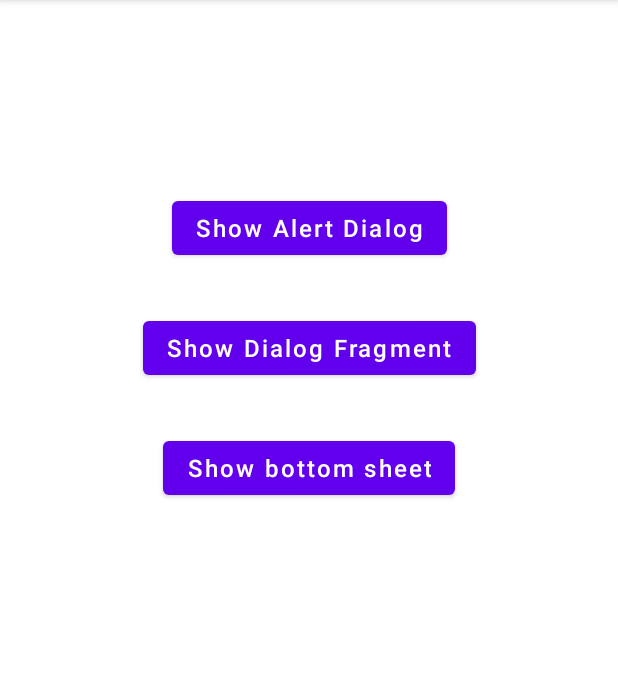
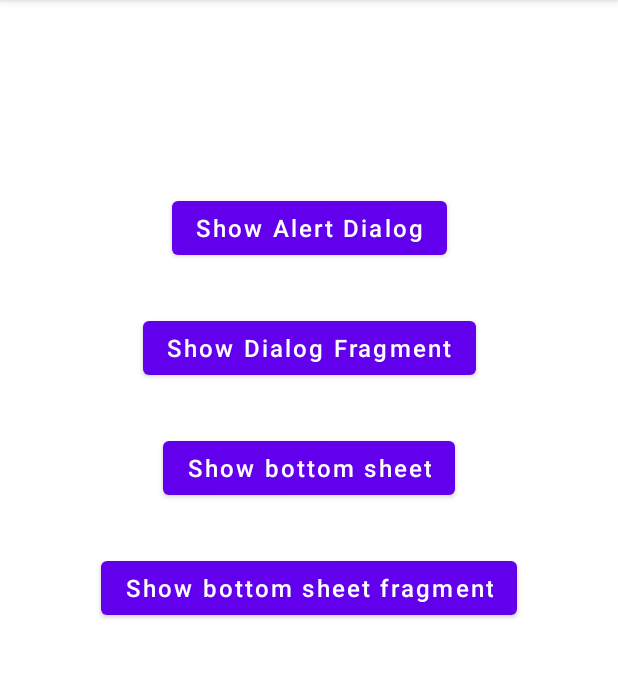
Before and after one commit to maxxxwk/vakoniuk-L12, an Android app: the screen it shows after launch (MainActivity), on a phone screen of 412 x 824 dp, the part 84-762 px from its top. Run offline under Robolectric (Android 15) with nearby library versions, the phone set to English and light mode, and no system bars.

Commit message:
Added bottom sheet fragment

```diff
--- a/app/src/main/res/layout/activity_main.xml
+++ b/app/src/main/res/layout/activity_main.xml
@@ -45,6 +45,18 @@
             app:layout_constraintEnd_toEndOf="parent"
             app:layout_constraintStart_toStartOf="parent"
             app:layout_constraintTop_toBottomOf="@+id/buttonShowDialogFragment" />
+
+        <Button
+            android:id="@+id/buttonShowBottomSheetFragment"
+            android:layout_width="wrap_content"
+            android:layout_height="wrap_content"
+            android:layout_marginTop="32dp"
+            android:text="@string/show_bottom_sheet_fragment_button_text"
+            android:textAllCaps="false"
+            android:textSize="16sp"
+            app:layout_constraintEnd_toEndOf="parent"
+            app:layout_constraintStart_toStartOf="parent"
+            app:layout_constraintTop_toBottomOf="@+id/buttonShowBottomSheet" />
     </androidx.constraintlayout.widget.ConstraintLayout>
 
     <include
--- a/app/src/main/res/values/strings.xml
+++ b/app/src/main/res/values/strings.xml
@@ -11,4 +11,6 @@
     <string name="dialog_fragment_button_text">Ok</string>
     <string name="dialog_fragment_text_edit_hint">Some text</string>
     <string name="show_bottom_sheet_button_text">Show bottom sheet</string>
+    <string name="bottom_sheet_fragment_text">Bottom sheet fragment</string>
+    <string name="show_bottom_sheet_fragment_button_text">Show bottom sheet fragment</string>
 </resources>
```
Also changed, not shown: app/src/main/java/com/maxxxwk/dialogs/BottomSheetFragment.kt (added, +26 -0 lines), app/src/main/java/com/maxxxwk/dialogs/MainActivity.kt (+9 -0 lines), app/src/main/res/layout/bottom_sheet_fragment.xml (added, +20 -0 lines).
